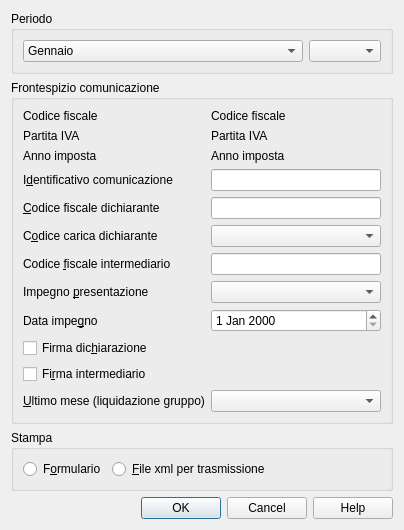
BananaAccounting/Italia, file Iva/2017/ch.banana.script.italy_vat_2017.report.liquidazione.dialog.ui: the form before one commit.
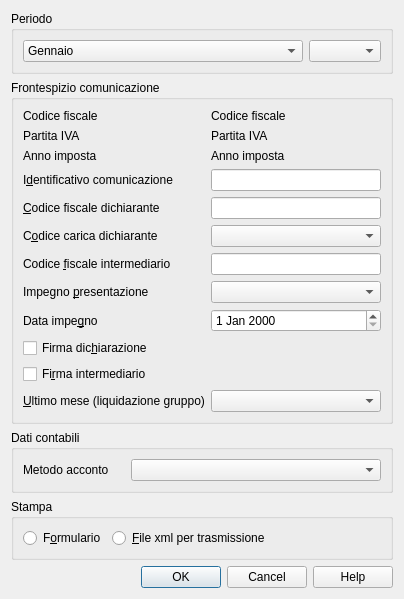
The form after the commit.

Commit message:
Aggiunto metodo acconto
Aggiunto metodo acconto, obbligatorio nel file xml quando è presente l'acconto

```diff
--- a/Iva/2017/ch.banana.script.italy_vat_2017.report.liquidazione.dialog.ui
+++ b/Iva/2017/ch.banana.script.italy_vat_2017.report.liquidazione.dialog.ui
@@ -7,13 +7,13 @@
     <x>0</x>
     <y>0</y>
     <width>404</width>
-    <height>519</height>
+    <height>578</height>
    </rect>
   </property>
   <property name="windowTitle">
    <string notr="true">Comunicazione IVA</string>
   </property>
-  <layout class="QVBoxLayout" name="verticalLayout_3">
+  <layout class="QVBoxLayout" name="verticalLayout_5">
    <item>
     <widget class="QGroupBox" name="periodoGroupBox">
      <property name="title">
@@ -636,6 +636,58 @@
      </layout>
     </widget>
    </item>
+   <item>
+    <widget class="QGroupBox" name="datiContabiliGroupBox">
+     <property name="title">
+      <string>Dati contabili</string>
+     </property>
+     <layout class="QVBoxLayout" name="verticalLayout_3">
+      <item>
+       <layout class="QHBoxLayout" name="horizontalLayout">
+        <item>
+         <widget class="QLabel" name="metodoAccontoLabel">
+          <property name="text">
+           <string notr="true">Metodo acconto</string>
+          </property>
+          <property name="buddy">
+           <cstring>ultimoMeseComboBox</cstring>
+          </property>
+         </widget>
+        </item>
+        <item>
+         <widget class="QComboBox" name="metodoAccontoComboBox">
+          <item>
+           <property name="text">
+            <string/>
+           </property>
+          </item>
+          <item>
+           <property name="text">
+            <string>1 Metodo storico</string>
+           </property>
+          </item>
+          <item>
+           <property name="text">
+            <string>2 Metodo previsionale</string>
+           </property>
+          </item>
+          <item>
+           <property name="text">
+            <string>3 Metodo analitico effettivo</string>
+           </property>
+          </item>
+          <item>
+           <property name="text">
+            <string>4 Altri soggetti operanti in specifici settori</string>
+           </property>
+          </item>
+         </widget>
+        </item>
+       </layout>
+      </item>
+     </layout>
+    </widget>
+   </item>
    <item>
     <widget class="QGroupBox" name="stampaGroupBox">
      <property name="title">
```
Left out of the diff: 1 changed line with no effect on the pictures. The commit also changes 3 other files.
